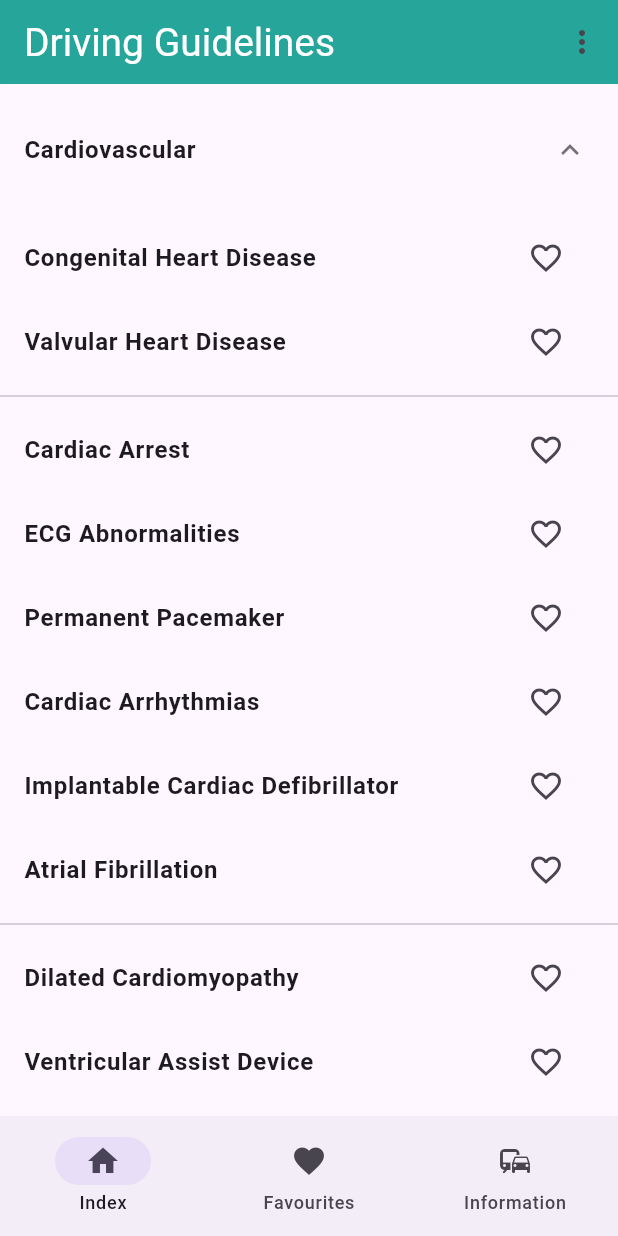
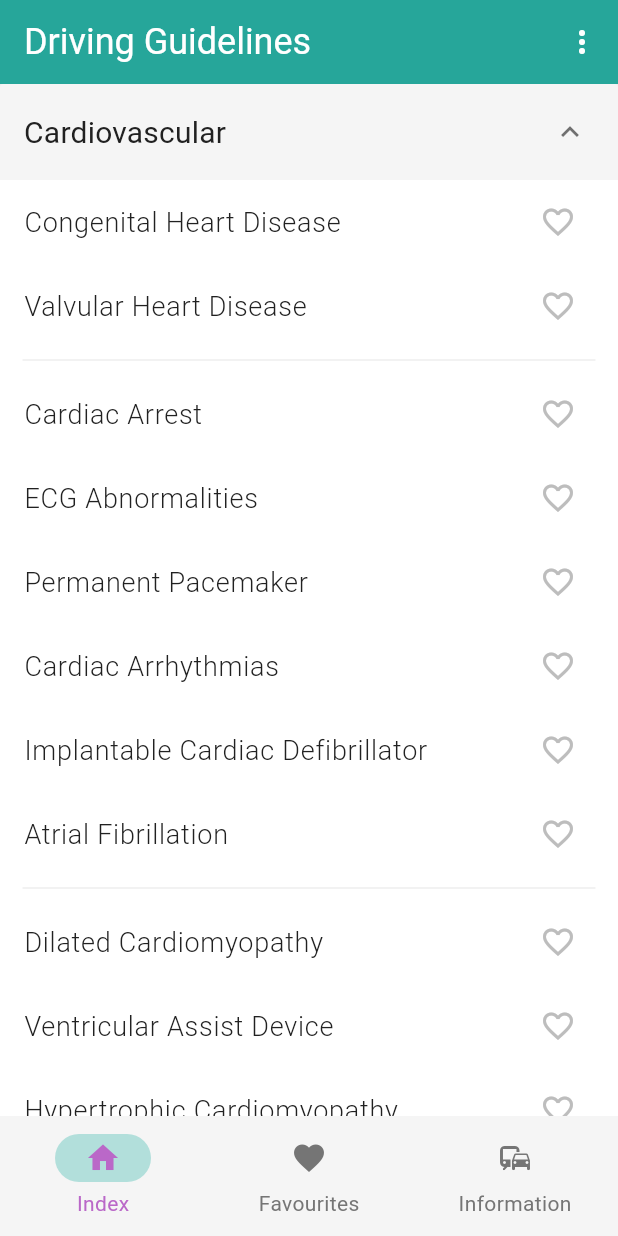
Before and after one commit to jathpala/driving_guidelines, a Flutter app: the screen it shows after launch, after a tap on "Cardiovascular", on a phone screen of 412 x 824 dp. Run offline on Flutter 3.47's test engine with Material 3 defaults, Android fonts, the light colour scheme and no system bars; our stand-ins replace shared_preferences, webview_flutter, yaml.

Commit message:
Update styles
All main windows are now styled. Styling is still required for the
guideline page and for the about dialog.

```diff
--- a/lib/app.dart
+++ b/lib/app.dart
@@ -9,7 +9,7 @@ import "models/index_model.dart";
 import "models/preferences_model.dart";
 import "models/page_model.dart";
 
-import 'package:driving_guidelines/src/style.dart';
+import "theme.dart";
 
 class DrivingGuidelines extends StatelessWidget {
     const DrivingGuidelines({super.key});
@@ -25,7 +25,7 @@ class DrivingGuidelines extends StatelessWidget {
             ],
             child: MaterialApp(
                 title: 'Driving Guidelines',
-                theme: defaultTheme,
+                theme: theme,
                 home: const HomeScreen()
             )
         );
--- a/lib/components/navigation_bar.dart
+++ b/lib/components/navigation_bar.dart
@@ -12,17 +12,17 @@ class MainNavBar extends StatelessWidget {
     @override
     Widget build(BuildContext context) {
         return NavigationBar(
-            destinations: const [
+            destinations: [
                 NavigationDestination(
-                    icon: Icon(Icons.home),
+                    icon: Icon(Icons.home, color: selectedIndex == 0 ? Colors.purple[300]! : Colors.grey[600]!),
                     label: "Index"
                 ),
                 NavigationDestination(
-                    icon: Icon(Icons.favorite),
+                    icon: Icon(Icons.favorite, color: selectedIndex == 1 ? Colors.purple[300]! : Colors.grey[600]!),
                     label: "Favourites"
                 ),
                 NavigationDestination(
-                    icon: Icon(Icons.commute),
+                    icon: Icon(Icons.commute, color: selectedIndex == 2 ? Colors.purple[300]! : Colors.grey[600]!),
                     label: "Information"
                 )
             ],
--- /dev/null
+++ b/lib/theme.dart
@@ -0,0 +1,77 @@
+// Copyright 2022-2024, Jath Palasubramaniam. All rights reserved.
+// Licensed under the GNU General Public License (version 3).
+
+import "package:flutter/material.dart";
+
+
+final theme = ThemeData(
+    colorScheme: ColorScheme(
+        brightness: Brightness.light,
+        primary: Colors.teal[400]!,
+        onPrimary: Colors.white,
+        secondary: Colors.teal[100]!,
+        onSecondary: Colors.purple[300]!,
+        error: Colors.red[600]!,
+        onError: Colors.white,
+        background: Colors.white,
+        onBackground: Colors.black,
+        surface: Colors.grey[100]!,
+        onSurface: Colors.grey[900]!
+    ),
+    textTheme: const TextTheme(
+        titleLarge: TextStyle(fontSize: 24),
+        titleMedium: TextStyle(fontSize: 20, fontWeight: FontWeight.w400),
+        bodyLarge: TextStyle(fontSize: 18, fontWeight: FontWeight.w300)
+    ),
+    appBarTheme: AppBarTheme(
+        backgroundColor: Colors.teal[400]!,
+        foregroundColor: Colors.white,
+    ),
+    navigationBarTheme: NavigationBarThemeData(
+        labelTextStyle: MaterialStateProperty.resolveWith<TextStyle>(
+            (Set<MaterialState> states) => states.contains(MaterialState.selected)
+                ? TextStyle(color: Colors.purple[300]!)
+                : TextStyle(color: Colors.grey[600]!)
+        )
+    ),
+    dividerTheme: DividerThemeData(
+        color: Colors.grey[200]!,
+        indent: 15.0,
+        endIndent: 15.0
+    )
+);
+
+
+    // scaffoldBackgroundColor: Colors.white,
+    // primaryColor: Colors.teal[400],
+    // appBarTheme: AppBarTheme(
+    //     backgroundColor: Colors.teal[400],
+    //     titleTextStyle: const TextStyle(fontSize: 26, fontWeight: FontWeight.w400, color: Colors.white),
+    // ),
+    // tabBarTheme: TabBarTheme(
+    //     labelColor: Colors.teal[400],
+    //     labelStyle: const TextStyle(fontSize: 20, fontWeight: FontWeight.w600),
+    //     unselectedLabelColor: Colors.grey[600],
+    //     unselectedLabelStyle: const TextStyle(fontSize: 20, fontWeight: FontWeight.w500)
+    // ),
+    // textTheme: TextTheme(
+    //     headline1: const TextStyle(fontSize: 24, fontWeight: FontWeight.w500, color: Colors.black),
+    //     headline2: TextStyle(fontSize: 18, fontWeight: FontWeight.w500, fontStyle: FontStyle.italic, color: Colors.grey[800]),
+    //     headline3: TextStyle(fontSize: 24, fontWeight: FontWeight.w400, color: Colors.grey[800]),
+    //     subtitle1: TextStyle(fontSize: 20, color: Colors.grey[800]),
+    //     subtitle2: const TextStyle(fontSize: 18, fontWeight: FontWeight.w600),
+    //     bodyText1: const TextStyle(fontSize: 16, fontWeight: FontWeight.w600, color: Colors.black),
+    //     bodyText2: TextStyle(fontSize: 16, fontWeight: FontWeight.w300, color: Colors.grey[800])
+    // )
+
+
+extension CustomThemeData on ThemeData {
+    Color get privateStandardColor => Colors.lightGreen[400]!;
+    Color get commercialStandardColor => Colors.orange[200]!;
+    Color get navBarColor => Colors.blueGrey[100]!;
+    Color get navBarUnselectedColor => Colors.grey[600]!;
+}
+
+extension CustomTextTheme on TextTheme {
+    TextStyle get smallText1 => TextStyle(fontSize: 14, fontWeight: FontWeight.w300, color: Colors.grey[800]);
+}
--- a/lib/views/index.dart
+++ b/lib/views/index.dart
@@ -35,16 +35,23 @@ class _IndexPageState extends State<IndexPage> {
         bool firstGroup = true;
         for (IndexGroup group in category.groups) {
             if (!firstGroup) {
-                panelContents.add(const Divider());
+                panelContents.add(Container(
+                    color: Theme.of(context).colorScheme.background,
+                    child: const Divider()
+                ));
             }
             panelContents.addAll(group.items.map<ListTile>((IndexItem item) => ListTile(
                 title: Text(item.name),
                 trailing: IconButton(
                     icon: Icon(
                         preferences.favourites.contains(item.id) ? Icons.favorite : Icons.favorite_border,
+                        color: preferences.favourites.contains(item.id) ? Colors.red[600]! : Colors.grey[400]!
                     ),
                     onPressed: () => preferences.toggleFavourite(item.id)
                 ),
+                tileColor: Theme.of(context).colorScheme.background,
+                contentPadding: const EdgeInsets.symmetric(vertical: 0.0, horizontal: 16.0),
+                minVerticalPadding: 0.0,
                 onTap: () {
                     page.setActivePage(GuidelinePage.id, arguments: { "guideline": item.id });
                 }
@@ -60,16 +67,20 @@ class _IndexPageState extends State<IndexPage> {
             child: Consumer3<IndexModel, PreferencesModel, PageModel>(
                 builder: (context, index, preferences, page, child) {
                     return ExpansionPanelList(
+                        materialGapSize: 8.0,
+                        expandedHeaderPadding: const EdgeInsets.symmetric(vertical: 4.0),
                         children: index.categorisedIndex?.categories.map<ExpansionPanel>((IndexCategory category) {
                             return ExpansionPanel(
                                 headerBuilder: (BuildContext context, bool isExpanded) {
                                     return ListTile(
-                                        title: Text(category.name)
+                                        title: Text(category.name),
+                                        titleTextStyle: Theme.of(context).textTheme.titleMedium,
                                     );
                                 },
                                 body: buildPanelContents(category, preferences, page),
                                 isExpanded: category.isExpanded,
-                                canTapOnHeader: true
+                                canTapOnHeader: true,
+                                backgroundColor: category.isExpanded ? Theme.of(context).colorScheme.surface : Theme.of(context).colorScheme.background
                             );
                         }).toList() ?? [ExpansionPanel(
                             headerBuilder: (BuildContext context, bool isExpanded) {
```
Also changed, not shown: lib/components/app_bar.dart (+0 -122 lines), lib/views/favourites.dart (+9 -2 lines).
